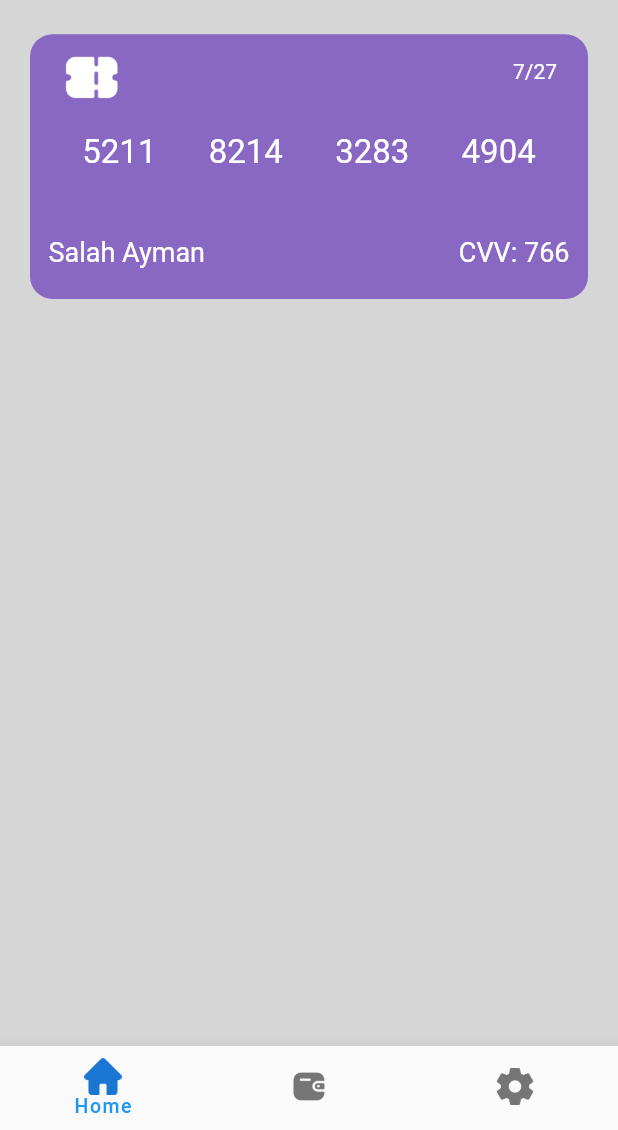
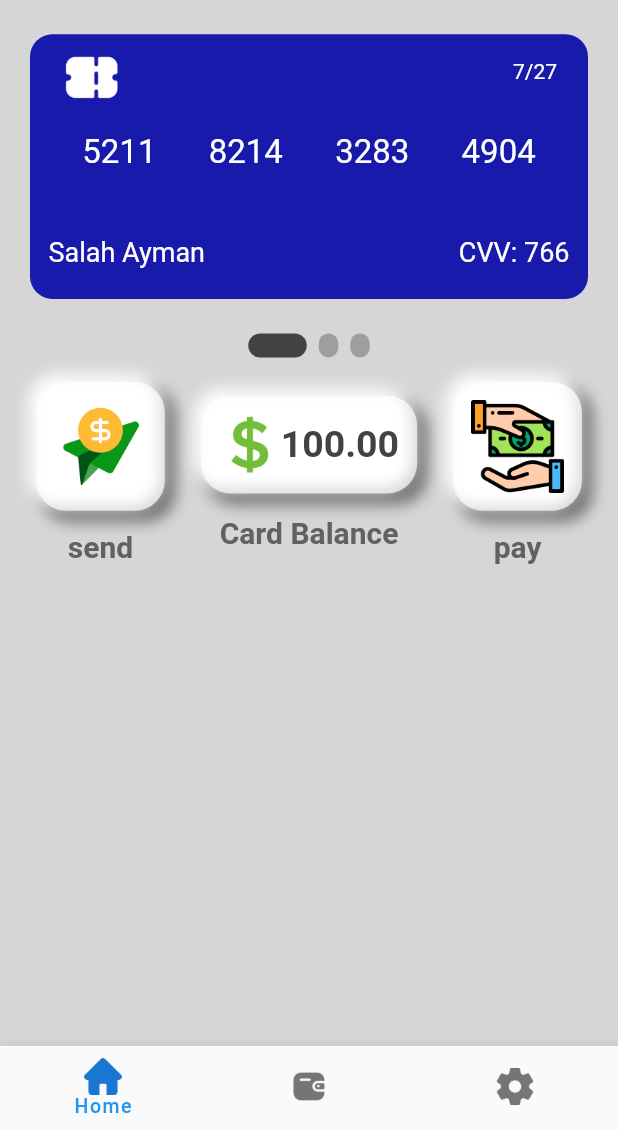
Before and after one commit to SSalahAyman/Wallet-app-UI, a Flutter app: the screen it shows after launch, on a phone screen of 412 x 824 dp, the part 106-1236 px from its top. Run offline on Flutter 3.47's test engine with Material 2 defaults, Android fonts, the phone set to English and light mode, and no system bars; drawn by our look-alikes of smooth_page_indicator; our stand-ins replace animated_splash_screen, lottie.

Commit message:
finished services section (pay & send & balance card )

```diff
--- /dev/null
+++ b/walletapp/lib/components/home_page_components/services_section/balance_Card.dart
@@ -0,0 +1,63 @@
+import 'package:flutter/material.dart';
+
+class Cardbalance extends StatelessWidget {
+  const Cardbalance({super.key});
+  static late double width;
+  static late double height;
+  @override
+  Widget build(BuildContext context) {
+    width = MediaQuery.of(context).size.width;
+    height = MediaQuery.of(context).size.height;
+    return Column(
+      children: [
+        Container(
+          padding: const EdgeInsets.all(12),
+          decoration: BoxDecoration(
+            borderRadius: BorderRadius.circular(20),
+            color: Colors.white.withOpacity(0.7),
+            boxShadow: [
+              BoxShadow(
+                color: Colors.grey.shade600,
+                spreadRadius: 2,
+                blurRadius: 8,
+                offset: Offset(5, 5),
+              ),
+              BoxShadow(
+                color: Colors.white,
+                spreadRadius: 1,
+                blurRadius: 8,
+                offset: Offset(-4, -4),
+              ),
+            ],
+          ),
+          child: Row(
+            children: [
+              Image.asset(
+                "assets/icons/dollar-symbol.png",
+                width: width * 0.1,
+              ),
+              // SizedBox(width: width * 0.01),
+              Text(
+                "100.00",
+                style: TextStyle(
+                    fontSize: 25,
+                    fontWeight: FontWeight.bold,
+                    color: Colors.grey.shade800),
+              )
+            ],
+          ),
+        ),
+        SizedBox(
+          height: height * 0.018,
+        ),
+        Text(
+          "Card Balance",
+          style: TextStyle(
+              fontSize: 20,
+              fontWeight: FontWeight.bold,
+              color: Colors.grey.shade700),
+        ),
+      ],
+    );
+  }
+}
--- /dev/null
+++ b/walletapp/lib/components/home_page_components/services_section/service_button.dart
@@ -0,0 +1,55 @@
+import 'package:flutter/material.dart';
+
+class Servicebutton extends StatelessWidget {
+  const Servicebutton(
+      {super.key, required this.imageservice, required this.textservice});
+  static late double width;
+  static late double height;
+
+  final String imageservice;
+  final String textservice;
+  @override
+  Widget build(BuildContext context) {
+    width = MediaQuery.of(context).size.width;
+    height = MediaQuery.of(context).size.height;
+    return Column(
+      children: [
+        Container(
+          padding: const EdgeInsets.all(12),
+          decoration: BoxDecoration(
+            borderRadius: BorderRadius.circular(20),
+            color: Colors.white.withOpacity(0.7),
+            boxShadow: [
+              BoxShadow(
+                color: Colors.grey.shade600,
+                spreadRadius: 2,
+                blurRadius: 8,
+                offset: Offset(5, 5),
+              ),
+              BoxShadow(
+                color: Colors.white,
+                spreadRadius: 1,
+                blurRadius: 8,
+                offset: Offset(-4, -4),
+              ),
+            ],
+          ),
+          child: Image.asset(
+            imageservice,
+            width: width * 0.15,
+          ),
+        ),
+        SizedBox(
+          height: height * 0.015,
+        ),
+        Text(
+          textservice,
+          style: TextStyle(
+              fontSize: 20,
+              fontWeight: FontWeight.bold,
+              color: Colors.grey.shade700),
+        ),
+      ],
+    );
+  }
+}
--- a/walletapp/lib/components/navbar.dart
+++ b/walletapp/lib/components/navbar.dart
@@ -15,7 +15,7 @@ class _NavbarState extends State<Navbar> {
   static late double height;
   int index = 0;
 
-  static List<Widget> pages = const [
+  static List<Widget> pages = [
     Homepage(),
     Cartpage(),
     Settingspage(),
--- a/walletapp/lib/screens/home_page.dart
+++ b/walletapp/lib/screens/home_page.dart
@@ -1,10 +1,50 @@
 import 'package:flutter/material.dart';
+import 'package:smooth_page_indicator/smooth_page_indicator.dart';
 import 'package:walletapp/components/card_number.dart';
 import 'package:walletapp/components/home_page_components/app_bar.dart';
 import 'package:walletapp/components/home_page_components/my_card.dart';
+import 'package:walletapp/components/home_page_components/services_section/balance_Card.dart';
+
+import '../components/home_page_components/services_section/service_button.dart';
 
 class Homepage extends StatelessWidget {
-  const Homepage({super.key});
+  final pageviewcontroller = PageController();
+  List<Widget> cards = [
+    const Mycard(
+      firstcardnum: 5211,
+      secondcardnum: 8214,
+      thirdcardnum: 3283,
+      fourthcardnum: 4904,
+      expireyear: 27,
+      expiremonth: 07,
+      cvv: 766,
+      yourname: "Salah Ayman",
+      cardcolor: Color.fromARGB(255, 24, 26, 172),
+    ),
+    const Mycard(
+      firstcardnum: 5211,
+      secondcardnum: 8214,
+      thirdcardnum: 3283,
+      fourthcardnum: 4904,
+      expireyear: 27,
+      expiremonth: 07,
+      cvv: 766,
+      yourname: "Salah Ayman",
+      cardcolor: Color(0xff8968c4),
+    ),
+    const Mycard(
+      firstcardnum: 5211,
+      secondcardnum: 8214,
+      thirdcardnum: 3283,
+      fourthcardnum: 4904,
+      expireyear: 27,
+      expiremonth: 07,
+      cvv: 766,
+      yourname: "Salah Ayman",
+      cardcolor: Color.fromARGB(255, 34, 170, 79),
+    ),
+  ];
+  Homepage({super.key});
   static late double width;
   static late double height;
   @override
@@ -39,38 +79,59 @@ class Homepage extends StatelessWidget {
               ),
 
               /*
-              My Card
+              My Card container
               */
               Container(
                 height: height * 0.27,
 
-                // must give to the page view height to show the children page view,and if not give height the programm throw Exception
-                child: PageView(
-                  children: [
-                    Mycard(
-                      firstcardnum: 5211,
-                      secondcardnum: 8214,
-                      thirdcardnum: 3283,
-                      fourthcardnum: 4904,
-                      expireyear: 27,
-                      expiremonth: 07,
-                      cvv: 766,
-                      yourname: "Salah Ayman",
-                      cardcolor: Color(0xff8968c4),
-                    ),
-                    Mycard(
-                      firstcardnum: 5211,
-                      secondcardnum: 8214,
-                      thirdcardnum: 3283,
-                      fourthcardnum: 4904,
-                      expireyear: 27,
-                      expiremonth: 07,
-                      cvv: 766,
-                      yourname: "Salah Ayman",
-                      cardcolor: Colors.red,
-                    ),
-                  ],
+                // must give to the page view  height to show the children page view,and if not give height the programm throw Exception
+                child: PageView.builder(
+                  controller: pageviewcontroller,
+                  physics: const BouncingScrollPhysics(),
+                  itemCount: cards.length,
+                  scrollDirection: Axis.horizontal,
+                  itemBuilder: (BuildContext context, index) {
+                    return cards[index];
+                  },
                 ),
+              ),
+
+              /*
+              smooth page indicator
+              */
+              SmoothPageIndicator(
+                axisDirection: Axis.horizontal,
+                controller: pageviewcontroller,
+                count: cards.length,
+                effect: ExpandingDotsEffect(
+                  dotWidth: 13,
+                  activeDotColor: Colors.grey.shade800,
+                ),
+              ),
+              SizedBox(
+                height: height * 0.02,
+              ),
+
+              /*
+              Row --> 2 buttons (send + pay ) + container for ( balance )
+              */
+              Row(
+                mainAxisAlignment: MainAxisAlignment.spaceEvenly,
+                children: [
+                  //send button
+                  Servicebutton(
+                      imageservice: "assets/icons/send.png",
+                      textservice: "send"),
+
+                  // balance for card
+                  Cardbalance(),
+                  //pay button
+
+                  Servicebutton(
+                    imageservice: "assets/icons/pay.png",
+                    textservice: "pay",
+                  ),
+                ],
               )
             ],
           ),
--- a/walletapp/pubspec.yaml
+++ b/walletapp/pubspec.yaml
@@ -37,6 +37,7 @@ dependencies:
   cupertino_icons: ^1.0.2
   animated_splash_screen: ^1.3.0
   lottie: ^2.3.2
+  smooth_page_indicator: ^1.0.1
 
 dev_dependencies:
   flutter_test:
```
Also changed, not shown: walletapp/assets/icons/cash.png (added), walletapp/assets/icons/dollar-symbol.png (added), walletapp/assets/icons/dollar.png (added), walletapp/assets/icons/money.png (added), walletapp/assets/icons/send.png (added), walletapp/pubspec.lock.
